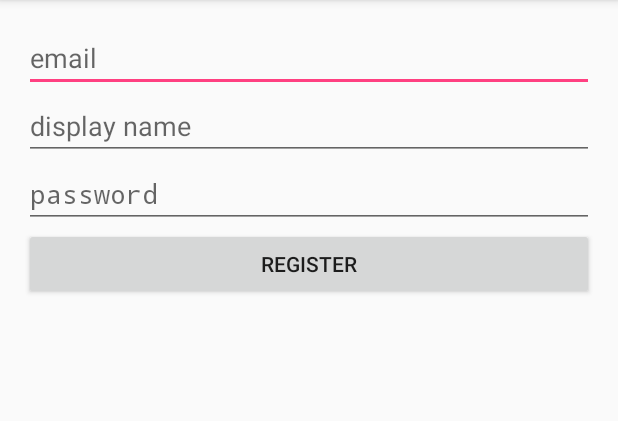
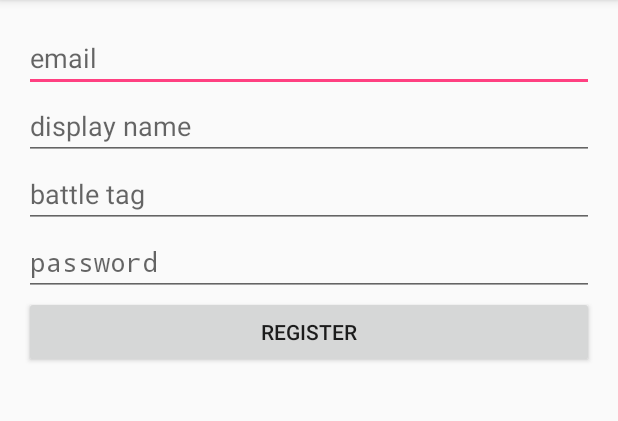
Before and after one commit to izaheichou/Autopug, an Android app: the RegistrationActivity screen opened directly, with no data from a screen before it, after a tap on "REGISTER", on a phone screen of 412 x 824 dp, the part 84-505 px from its top. Run offline under Robolectric (Android 15) with nearby library versions, the phone set to English and light mode, and no system bars; our stand-ins replace Firebase (no records; nobody signed in at launch, a user with empty details on screens opened directly); 1 statement that could not run was skipped.

Commit message:
Added Battle Tag and TO DOs~ :')

```diff
--- a/app/src/main/java/cgdatlahacks2k18/autopug/RegistrationActivity.java
+++ b/app/src/main/java/cgdatlahacks2k18/autopug/RegistrationActivity.java
@@ -26,7 +26,7 @@ import java.sql.DatabaseMetaData;
 public class RegistrationActivity extends AppCompatActivity {
 
     private Button mRegister;
-    private EditText mEmail, mPassword, mDisplayName;
+    private EditText mEmail, mPassword, mDisplayName, mBattleTag;
 
     private FirebaseAuth mAuth;
     private FirebaseAuth.AuthStateListener firebaseAuthStateListener;
@@ -56,6 +56,7 @@ public class RegistrationActivity extends AppCompatActivity {
         mPassword = (EditText) findViewById(R.id.password);
         mPassword.setInputType(InputType.TYPE_CLASS_TEXT | InputType.TYPE_TEXT_VARIATION_PASSWORD);
         mDisplayName = (EditText) findViewById(R.id.displayname);
+        mBattleTag = (EditText) findViewById(R.id.battletag);
 
         mRegister.setOnClickListener(new View.OnClickListener() {
             @Override
@@ -63,8 +64,12 @@ public class RegistrationActivity extends AppCompatActivity {
                 final String email = mEmail.getText().toString();
                 final String password = mPassword.getText().toString();
                 final String displayName = mDisplayName.getText().toString();
+                final String battleTag = mBattleTag.getText().toString();
                 if (displayName == null) {
                     Toast.makeText(RegistrationActivity.this, "please enter a display name", Toast.LENGTH_SHORT).show();
+                }
+                if (battleTag == null) {
+                    Toast.makeText(RegistrationActivity.this, "please enter a battle tag", Toast.LENGTH_SHORT).show();
                 }
                 mAuth.createUserWithEmailAndPassword(email, password).addOnCompleteListener(RegistrationActivity.this, new OnCompleteListener<AuthResult>() {
                     @Override
@@ -78,6 +83,9 @@ public class RegistrationActivity extends AppCompatActivity {
                             DatabaseReference currentUserDb = FirebaseDatabase.getInstance().getReference()
                                     .child("users").child(userId).child("displayName");
                             currentUserDb.setValue(displayName);
+                            currentUserDb = FirebaseDatabase.getInstance().getReference()
+                                    .child("users").child(userId).child("battleTag");
+                            currentUserDb.setValue(battleTag);
                         }
                     }
                 });
--- a/app/src/main/res/layout/activity_registration.xml
+++ b/app/src/main/res/layout/activity_registration.xml
@@ -24,6 +24,11 @@
     <EditText
         android:layout_width="match_parent"
         android:layout_height="wrap_content"
+        android:hint="battle tag"
+        android:id="@+id/battletag"/>
+    <EditText
+        android:layout_width="match_parent"
+        android:layout_height="wrap_content"
         android:hint="password"
         android:id="@+id/password"/>
     <Button
```
Also changed, not shown: app/src/main/java/cgdatlahacks2k18/autopug/MainActivity.java (+19 -5 lines).
